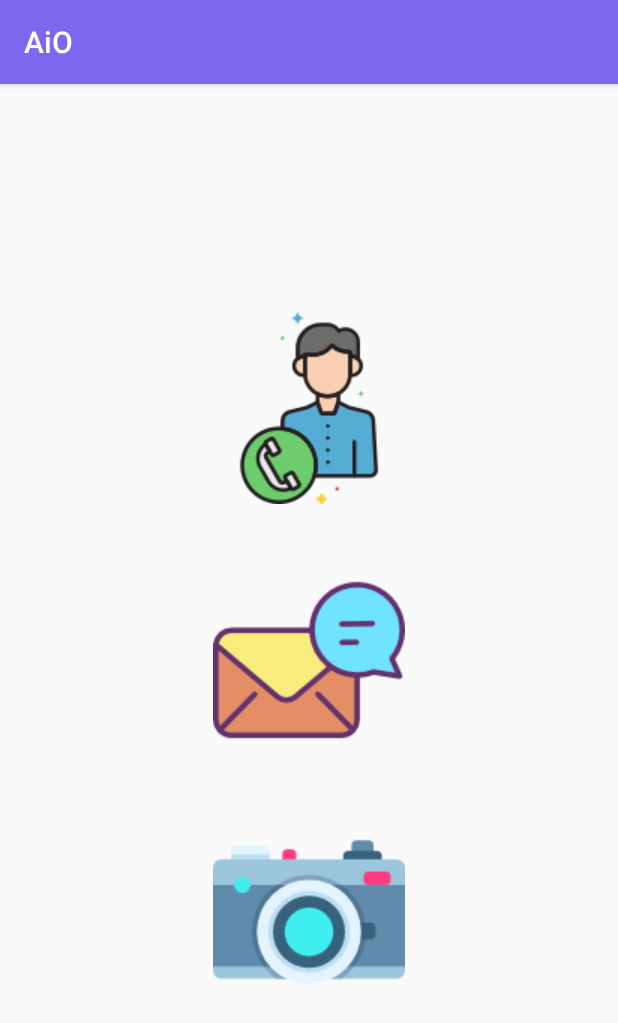
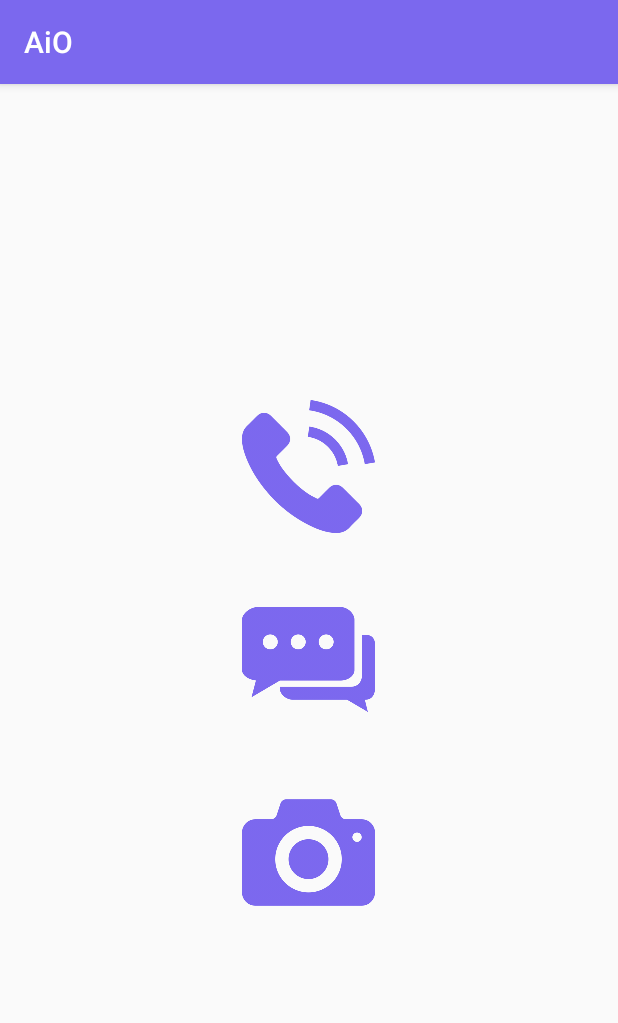
Before and after one commit to KrazyJames/PracticasAndroid, an Android app: the screen it shows after launch (MainActivity), on a phone screen of 412 x 824 dp. Shown: the top 1023 px of the screen. Run offline under Robolectric (Android 15) with nearby library versions, the phone set to English and light mode, and no system bars.

Commit message:
Actualizado 2

```diff
--- a/AIO/app/src/main/res/layout/activity_main.xml
+++ b/AIO/app/src/main/res/layout/activity_main.xml
@@ -10,53 +10,33 @@
     <LinearLayout
         android:layout_width="match_parent"
         android:layout_height="wrap_content"
-        android:gravity="center"
-        android:orientation="vertical">
+        android:orientation="vertical"
+        android:gravity="center_horizontal">
 
         <Button
             android:id="@+id/btnLlamada"
-            android:layout_width="wrap_content"
-            android:layout_height="0dp"
+            android:layout_width="40pt"
+            android:layout_height="40pt"
             android:layout_margin="20dp"
-            android:layout_weight="1"
-            android:background="@drawable/contact"
+            android:background="@drawable/call"
             android:padding="5dp" />
-
-    </LinearLayout>
-
-    <LinearLayout
-        android:layout_width="match_parent"
-        android:layout_height="wrap_content"
-        android:gravity="center"
-        android:orientation="vertical">
 
         <Button
             android:id="@+id/btnMensaje"
-            android:layout_width="wrap_content"
-            android:layout_height="0dp"
+            android:layout_width="40pt"
+            android:layout_height="40pt"
             android:layout_margin="20dp"
-            android:layout_weight="1"
-            android:background="@drawable/mail"
+            android:background="@drawable/sms"
             android:padding="5dp" />
-
-    </LinearLayout>
-
-    <LinearLayout
-        android:layout_width="match_parent"
-        android:layout_height="wrap_content"
-        android:gravity="center"
-        android:orientation="vertical">
 
         <Button
             android:id="@+id/btnCamara"
-            android:layout_width="wrap_content"
-            android:layout_height="0dp"
+            android:layout_width="40pt"
+            android:layout_height="40pt"
             android:layout_margin="20dp"
-            android:layout_weight="1"
             android:background="@drawable/camera"
             android:padding="5dp" />
 
     </LinearLayout>
 
-
 </LinearLayout>
```
Also changed, not shown: AIO/app/src/main/res/drawable/call.png (added), AIO/app/src/main/res/drawable/camera.png, AIO/app/src/main/res/drawable/contact.png (deleted), AIO/app/src/main/res/drawable/mail.png (deleted), AIO/app/src/main/res/drawable/sms.png (added), 1 other file.
